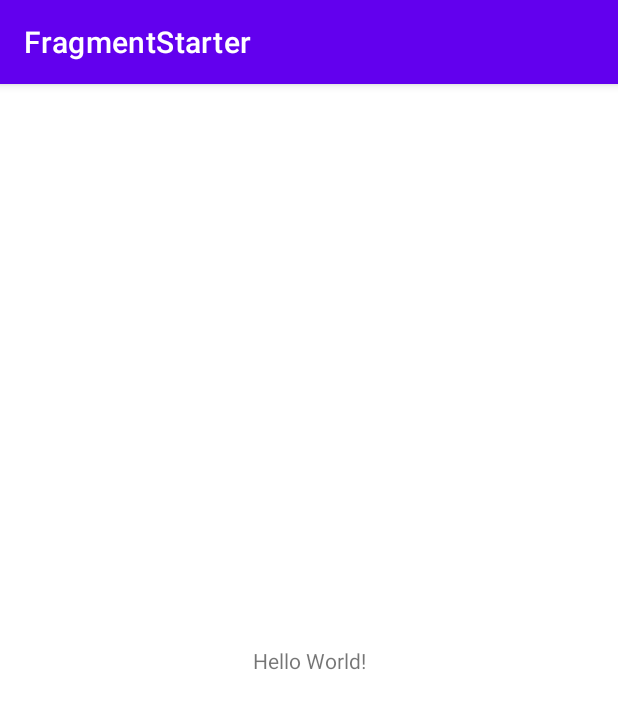
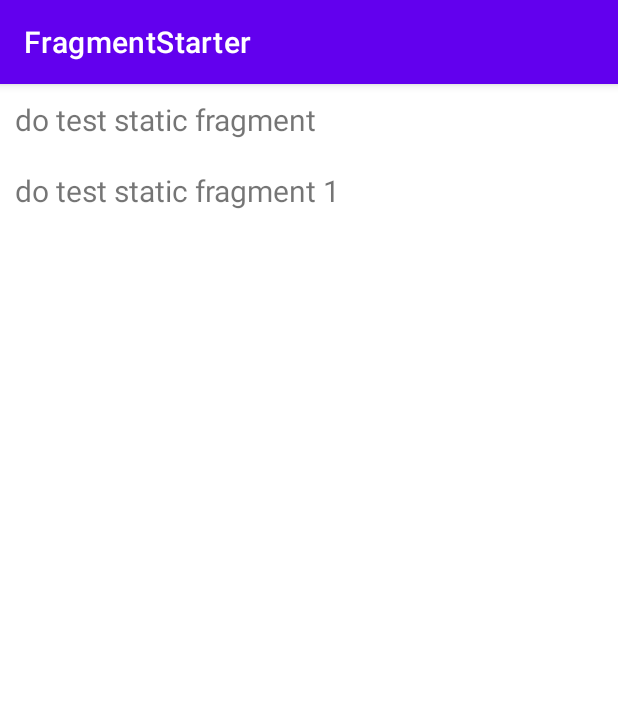
Before and after one commit to sunnyswag/AndroidStarter, an Android app: the screen it shows after launch (MainActivity), on a phone screen of 412 x 824 dp. Shown: the top 709 px of the screen. Run offline under Robolectric (Android 15) with nearby library versions, the phone set to English and light mode, and no system bars.

Commit message:
finish static fragment

```diff
--- a/FragmentStarter/app/src/main/java/com/demo/fragmentstarter/MainActivity.kt
+++ b/FragmentStarter/app/src/main/java/com/demo/fragmentstarter/MainActivity.kt
@@ -1,12 +1,22 @@
 
 package com.demo.fragmentstarter
 
+import android.os.Bundle
+import android.view.View
+import android.widget.TextView
 import androidx.appcompat.app.AppCompatActivity
-import android.os.Bundle
 
 class MainActivity : AppCompatActivity() {
     override fun onCreate(savedInstanceState: Bundle?) {
         super.onCreate(savedInstanceState)
         setContentView(R.layout.activity_main)
+
+        findViewById<View>(R.id.static_fragment)?.apply {
+            findViewById<TextView>(R.id.textView).text = context.getString(R.string.testString)
+        }
+
+        findViewById<View>(R.id.static_fragment1)?.apply {
+            findViewById<TextView>(R.id.textView).text = context.getString(R.string.testString1)
+        }
     }
 }
--- /dev/null
+++ b/FragmentStarter/app/src/main/java/com/demo/fragmentstarter/fragment/StaticFragment.kt
@@ -0,0 +1,22 @@
+package com.demo.fragmentstarter.fragment
+
+import android.os.Bundle
+import android.view.LayoutInflater
+import android.view.View
+import android.view.ViewGroup
+import androidx.fragment.app.Fragment
+import com.demo.fragmentstarter.R
+
+class StaticFragment: Fragment() {
+
+    override fun onCreateView(
+        inflater: LayoutInflater,
+        container: ViewGroup?,
+        savedInstanceState: Bundle?
+    ): View? {
+
+        val root = inflater.inflate(R.layout.fragment_static, container, false)
+
+        return root
+    }
+}
--- a/FragmentStarter/app/src/main/res/layout/activity_main.xml
+++ b/FragmentStarter/app/src/main/res/layout/activity_main.xml
@@ -1,18 +1,22 @@
-<?xml version="1.0" encoding="utf-8"?>
-<androidx.constraintlayout.widget.ConstraintLayout xmlns:android="http://schemas.android.com/apk/res/android"
-    xmlns:app="http://schemas.android.com/apk/res-auto"
+<RelativeLayout xmlns:android="http://schemas.android.com/apk/res/android"
     xmlns:tools="http://schemas.android.com/tools"
     android:layout_width="match_parent"
     android:layout_height="match_parent"
-    tools:context=".MainActivity">
+    tools:context="com.demo.fragmentstarter.MainActivity" >
 
-    <TextView
+    <fragment
+        android:id="@+id/static_fragment"
+        android:name="com.demo.fragmentstarter.fragment.StaticFragment"
         android:layout_width="wrap_content"
         android:layout_height="wrap_content"
-        android:text="Hello World!"
-        app:layout_constraintBottom_toBottomOf="parent"
-        app:layout_constraintLeft_toLeftOf="parent"
-        app:layout_constraintRight_toRightOf="parent"
-        app:layout_constraintTop_toTopOf="parent" />
+        android:tag="static_fragment_tag"/>
 
-</androidx.constraintlayout.widget.ConstraintLayout>
+    <fragment
+        android:id="@+id/static_fragment1"
+        android:name="com.demo.fragmentstarter.fragment.StaticFragment"
+        android:layout_width="wrap_content"
+        android:layout_height="wrap_content"
+        android:layout_below="@id/static_fragment"
+        android:tag="static_fragment_tag1"/>
+
+</RelativeLayout>
--- /dev/null
+++ b/FragmentStarter/app/src/main/res/layout/fragment_static.xml
@@ -0,0 +1,15 @@
+<?xml version="1.0" encoding="utf-8"?>
+<LinearLayout xmlns:android="http://schemas.android.com/apk/res/android"
+    android:orientation="vertical"
+    android:layout_width="match_parent"
+    android:layout_height="match_parent">
+
+    <TextView
+        android:id="@+id/textView"
+        android:layout_width="wrap_content"
+        android:layout_height="wrap_content"
+        android:layout_margin="10dp"
+        android:textSize="@dimen/text_size"
+        android:text="@string/static_fragment_text" />
+
+</LinearLayout>
--- /dev/null
+++ b/FragmentStarter/app/src/main/res/values/dimens.xml
@@ -0,0 +1,4 @@
+<?xml version="1.0" encoding="utf-8"?>
+<resources>
+    <dimen name="text_size">20sp</dimen>
+</resources>
--- a/FragmentStarter/app/src/main/res/values/strings.xml
+++ b/FragmentStarter/app/src/main/res/values/strings.xml
@@ -1,3 +1,6 @@
 <resources>
     <string name="app_name">FragmentStarter</string>
+    <string name="static_fragment_text">static fragment text</string>
+    <string name="testString">do test static fragment</string>
+    <string name="testString1">do test static fragment 1</string>
 </resources>
```
Also changed, not shown: 1 other file.
